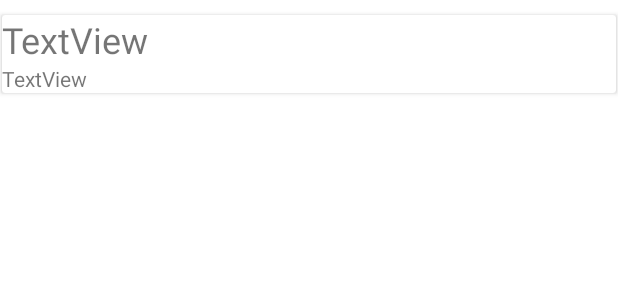
After one commit to soma-lighthouse/FE-lingo-swap, an Android app: the layout list_tile.xml on its own in the app's theme, with its tools: preview values and no code run, on a phone screen of 412 x 824 dp. The commit adds this screen. Shown: the top 300 px of the screen. Run offline under Robolectric (Android 15) with nearby library versions, the phone set to English and light mode, and no system bars.

Commit message:
[chore] added RecyclerView and ViewModel (#2)

```diff
--- /dev/null
+++ b/feature/home/src/main/res/layout/list_tile.xml
@@ -0,0 +1,46 @@
+<?xml version="1.0" encoding="utf-8"?>
+<layout xmlns:android="http://schemas.android.com/apk/res/android"
+    xmlns:app="http://schemas.android.com/apk/res-auto"
+    xmlns:tools="http://schemas.android.com/tools">
+
+    <androidx.constraintlayout.widget.ConstraintLayout
+        android:layout_width="match_parent"
+        android:layout_height="wrap_content">
+
+        <androidx.cardview.widget.CardView
+            android:id="@+id/cardView"
+            android:layout_width="0dp"
+            android:layout_height="wrap_content"
+            android:layout_marginStart="1dp"
+            android:layout_marginTop="10dp"
+            android:layout_marginEnd="1dp"
+            android:layout_marginBottom="10dp"
+            app:layout_constraintBottom_toBottomOf="parent"
+            app:layout_constraintEnd_toEndOf="parent"
+            app:layout_constraintHorizontal_bias="0.0"
+            app:layout_constraintStart_toStartOf="parent"
+            app:layout_constraintTop_toTopOf="parent"
+            app:layout_constraintVertical_bias="1.0">
+
+            <LinearLayout
+                android:layout_width="wrap_content"
+                android:layout_height="wrap_content"
+                android:orientation="vertical">
+
+                <TextView
+                    android:id="@+id/title"
+                    android:layout_width="wrap_content"
+                    android:layout_height="wrap_content"
+                    android:text="@string/textview"
+                    android:textSize="24sp" />
+
+                <TextView
+                    android:id="@+id/content"
+                    android:layout_width="wrap_content"
+                    android:layout_height="wrap_content"
+                    android:text="@string/textview" />
+
+            </LinearLayout>
+        </androidx.cardview.widget.CardView>
+    </androidx.constraintlayout.widget.ConstraintLayout>
+</layout>
--- a/feature/home/src/main/res/values/strings.xml
+++ b/feature/home/src/main/res/values/strings.xml
@@ -1,4 +1,5 @@
 <resources>
-    <string name="app_name">SWM-sched-android</string>
+    <string name="app_name">Lingo-Swap</string>
     <string name="hello_world">hello_world</string>
+    <string name="textview">TextView</string>
 </resources>
```
Also changed, not shown: feature/home/src/main/java/com/lighthouse/android/home/MainActivity.kt (+32 -2 lines), feature/home/src/main/java/com/lighthouse/android/home/adapter/PostAdapter.kt (added, +42 -0 lines), feature/home/src/main/java/com/lighthouse/android/home/viewmodel/MainViewModel.kt (added, +17 -0 lines), feature/home/src/main/res/layout/activity_main.xml (+15 -6 lines).
